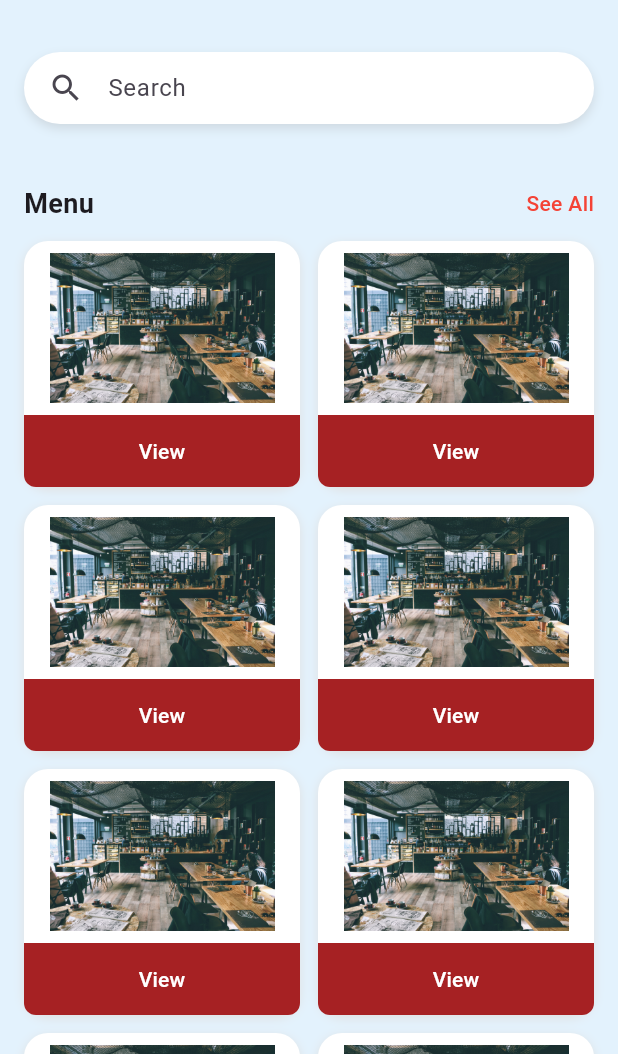
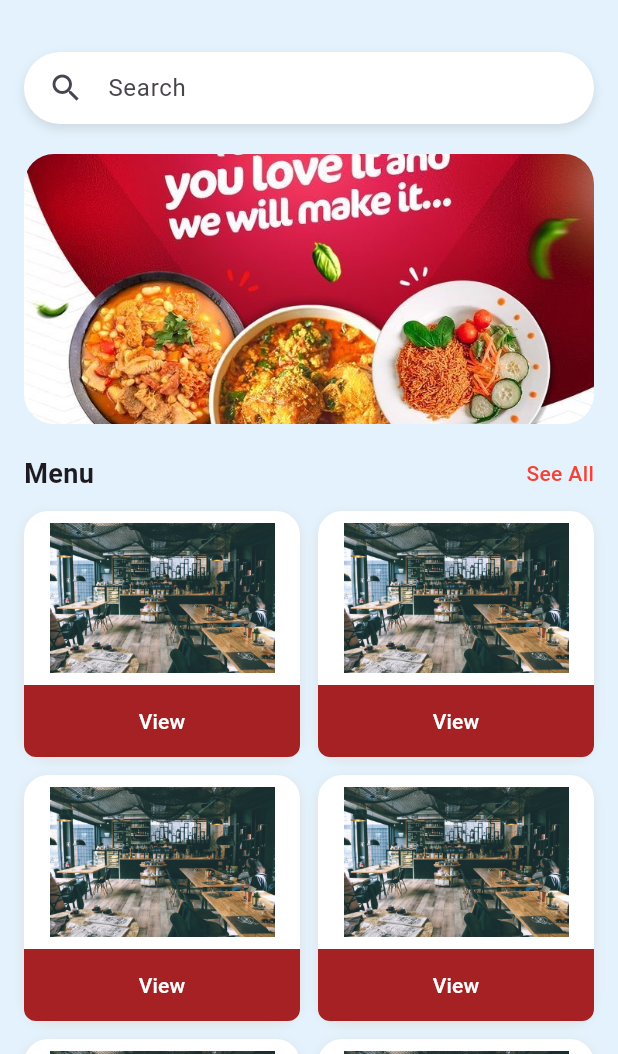
Before and after one commit to AbhisekRai24/servzz, a Flutter app: the HomePageView screen opened directly, on a phone screen of 412 x 824 dp, the part 182-1236 px from its top. Run offline on Flutter 3.47's test engine with Material 3 defaults, Android fonts, the light colour scheme and no system bars.

Commit message:
minor update

```diff
--- a/lib/view/home_page_view.dart
+++ b/lib/view/home_page_view.dart
@@ -104,15 +104,15 @@ class HomePageView extends StatelessWidget {
                 SizedBox(height: 20),
 
                 // Banner
-                // ClipRRect(
-                //   borderRadius: BorderRadius.circular(20),
-                //   child: Image.asset(
-                //     "assets/image/food_banner.jpg",
-                //     fit: BoxFit.cover,
-                //     height: 180,
-                //     width: double.infinity,
-                //   ),
-                // ),
+                ClipRRect(
+                  borderRadius: BorderRadius.circular(20),
+                  child: Image.asset(
+                    "assets/image/food_banner.jpg",
+                    fit: BoxFit.cover,
+                    height: 180,
+                    width: double.infinity,
+                  ),
+                ),
                 SizedBox(height: 20),
 
                 // Cafes section
```
